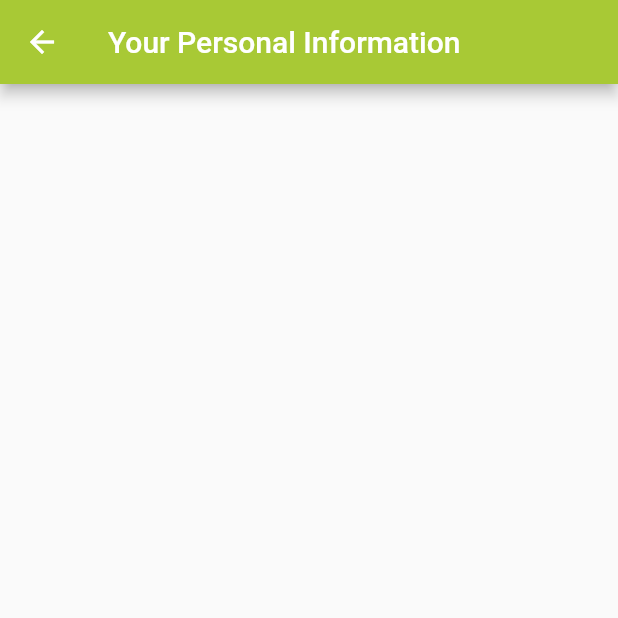
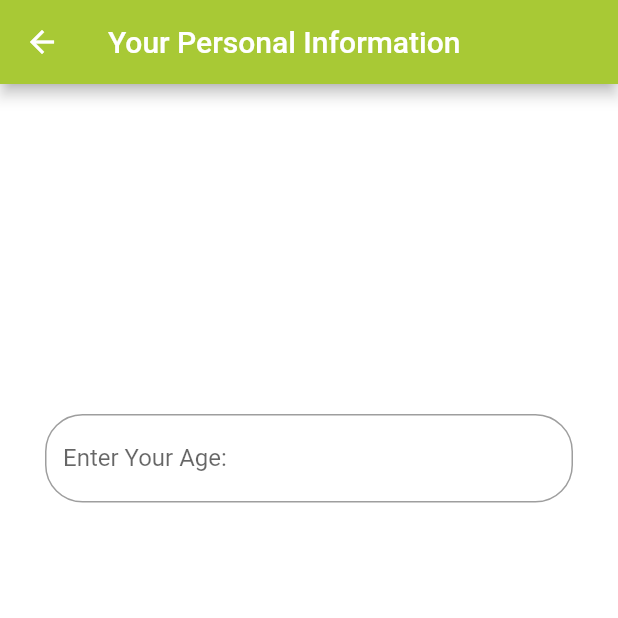
Before and after one commit to mmohame3/DrinkingTrackerApp, a Flutter app: the screen it shows after launch, in the side drawer, after a tap on "Personal Information", on a phone screen of 412 x 824 dp, the top half of it. Run offline on Flutter 3.47's test engine with Material 2 defaults, Android fonts, the phone set to English and light mode, and no system bars; missing offline and left inert: calendarro; Roboto replaces fonts that are missing (Poppins).

Commit message:
age input

```diff
--- /dev/null
+++ b/florish/lib/PersonalEntryData.dart
@@ -0,0 +1,51 @@
+import 'package:flutter/material.dart';
+
+
+class PersonalEntryData extends StatefulWidget {
+  @override
+  _PersonalEntryDataState createState() => new _PersonalEntryDataState();
+}
+
+class _PersonalEntryDataState extends State<PersonalEntryData> {
+  @override
+  Widget build(BuildContext context) {
+    // TODO: implement build
+    return new Material(
+      child: new Container(
+          padding: const EdgeInsets.all(30.0),
+          color: Colors.white,
+          child: new Column(
+              children: [
+                new Padding(padding: EdgeInsets.only(top: 140.0)),
+                new Padding(padding: EdgeInsets.only(top: 50.0)),
+                new TextFormField(
+                  decoration: new InputDecoration(
+                    labelText: "Enter Your Age:",
+                    fillColor: Colors.white,
+                    border: new OutlineInputBorder(
+                      borderRadius: new BorderRadius.circular(25.0),
+                      borderSide: new BorderSide(
+                      ),
+                    ),
+                    //fillColor: Colors.green
+                  ),
+                  validator: (val) {
+                    if (val.length == 0) {
+                      return "Age cannot be empty";
+                    } else {
+                      return null;
+                    }
+                  },
+                  keyboardType: TextInputType.number,
+                  style: new TextStyle(
+                    fontFamily: "Poppins",
+                  ),
+                ),
+              ]
+          )
+      ),
+    );
+  }
+
+
+  }
--- a/florish/lib/personalInfo.dart
+++ b/florish/lib/personalInfo.dart
@@ -1,4 +1,6 @@
 import 'package:flutter/material.dart';
+
+import 'PersonalEntryData.dart';
 
 class PersonalInfoPage extends StatefulWidget {
   @override
@@ -13,7 +15,10 @@ class _PersonalInfoPageState extends State<PersonalInfoPage> {
           title: new Text('Your Personal Information'),
         backgroundColor: Color(0xFFA8C935),
       ),
-//    body: new PersonalEntryData(),
+
+    body: new PersonalEntryData(),
+
     );
+
   }
 }
```
